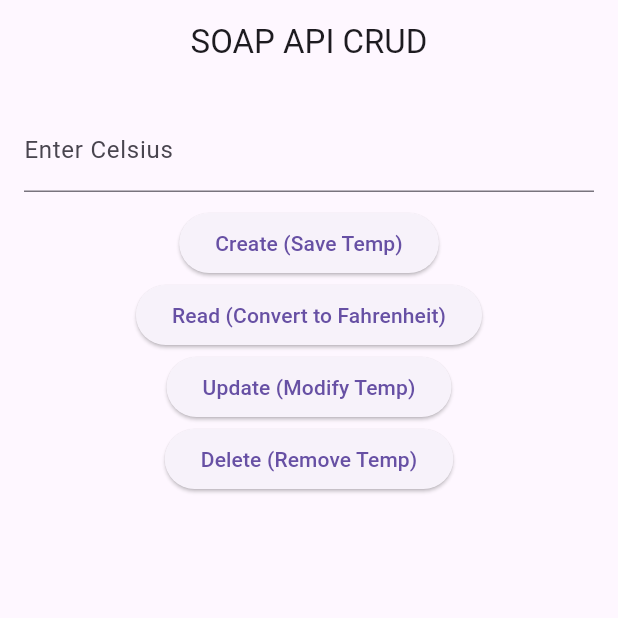
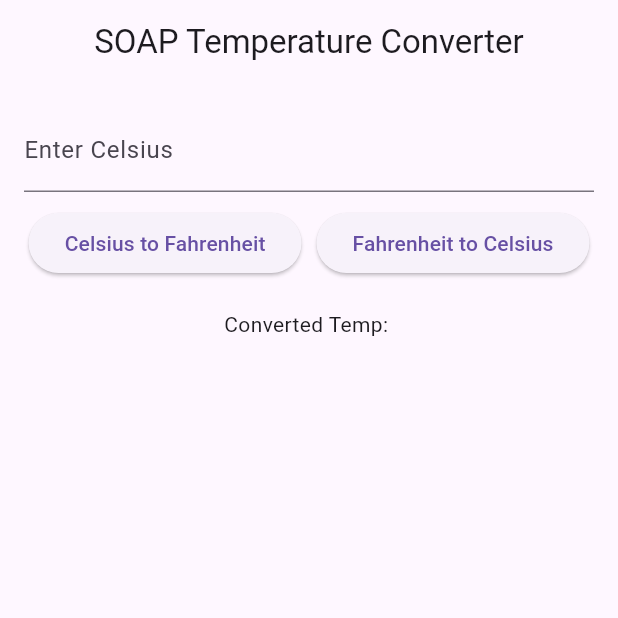
Before and after one commit to moseskamira/SOAP-API, a Flutter app: the screen it shows after launch, on a phone screen of 412 x 824 dp, the top half of it. Run offline on Flutter 3.47's test engine with Material 3 defaults, Android fonts, the phone set to English and light mode, and no system bars.

Commit message:
Refactor code

```diff
--- a/lib/pages/home_page.dart
+++ b/lib/pages/home_page.dart
@@ -1,6 +1,6 @@
 import 'package:flutter/material.dart';
 
-import '../service/soap_service.dart';
+import '../services/soap_service.dart';
 
 class HomePage extends StatefulWidget {
   const HomePage({super.key});
@@ -12,13 +12,14 @@ class HomePage extends StatefulWidget {
 class _HomePageState extends State<HomePage> {
   final SoapService soapService = SoapService();
   final TextEditingController tempController = TextEditingController();
-  String? result;
+  String? result = '';
+  bool isCelsius = true;
 
   @override
   Widget build(BuildContext context) {
     return Scaffold(
       appBar: AppBar(
-        title: Text("SOAP API CRUD"),
+        title: Text('SOAP Temperature Converter'),
         centerTitle: true,
       ),
       body: Padding(
@@ -28,51 +29,43 @@ class _HomePageState extends State<HomePage> {
             TextField(
               controller: tempController,
               keyboardType: TextInputType.number,
-              decoration: InputDecoration(labelText: "Enter Celsius"),
+              decoration: InputDecoration(
+                labelText: isCelsius ? "Enter Celsius" : "Enter Fahrenheit",
+              ),
             ),
             SizedBox(height: 10),
+            Row(
+              mainAxisAlignment: MainAxisAlignment.center,
+              children: [
                 ElevatedButton(
                   onPressed: () async {
                     String temp = tempController.text;
-                await soapService.saveTemperature(temp);
-                setState(() {});
+                    if (temp.isNotEmpty) {
+                      String? convertedTemp = await soapService
+                          .convertCelsiusToFahrenheit(celsius: temp);
+                      print('ENTERTHIS: ${convertedTemp}');
+
+                      setState(() => result = convertedTemp);
+                    }
                   },
-              child: Text("Create (Save Temp)"),
+                  child: Text("Celsius to Fahrenheit"),
                 ),
+                SizedBox(width: 10),
                 ElevatedButton(
                   onPressed: () async {
                     String temp = tempController.text;
-                String? fahrenheit =
-                    await soapService.convertCelsiusToFahrenheit(temp);
-                setState(() {
-                  result = fahrenheit;
-                });
+                    if (temp.isNotEmpty) {
+                      String? convertedTemp =
+                          await soapService.convertFahrenheitToCelsius(temp);
+                      setState(() => result = convertedTemp);
+                    }
                   },
-              child: Text("Read (Convert to Fahrenheit)"),
+                  child: Text("Fahrenheit to Celsius"),
                 ),
-            ElevatedButton(
-              onPressed: () async {
-                String oldTemp = tempController.text;
-                String newTemp = (double.parse(oldTemp) + 1).toString();
-                await soapService.updateTemperature(oldTemp, newTemp);
-                tempController.text = newTemp;
-                setState(() {});
-              },
-              child: Text("Update (Modify Temp)"),
-            ),
-            ElevatedButton(
-              onPressed: () async {
-                String temp = tempController.text;
-                await soapService.deleteTemperature(temp);
-                tempController.clear();
-                setState(() {
-                  result = null;
-                });
-              },
-              child: Text("Delete (Remove Temp)"),
+              ],
             ),
             SizedBox(height: 20),
-            Text(result != null ? "Fahrenheit: $result" : ""),
+            Text(result != null ? "Converted Temp: $result" : "Herer"),
           ],
         ),
       ),
```
Also changed, not shown: lib/queries/soap_queries.dart (added, +31 -0 lines), lib/service/soap_service.dart (deleted, +0 -62 lines), lib/services/soap_service.dart (added, +62 -0 lines), 1 other file. Lines whose indentation alone changed are shown as unchanged.
